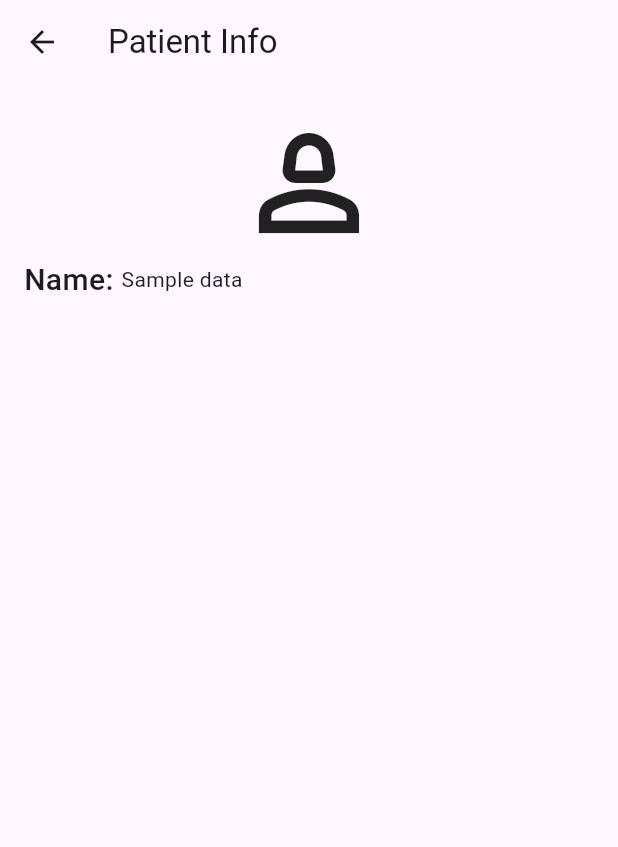
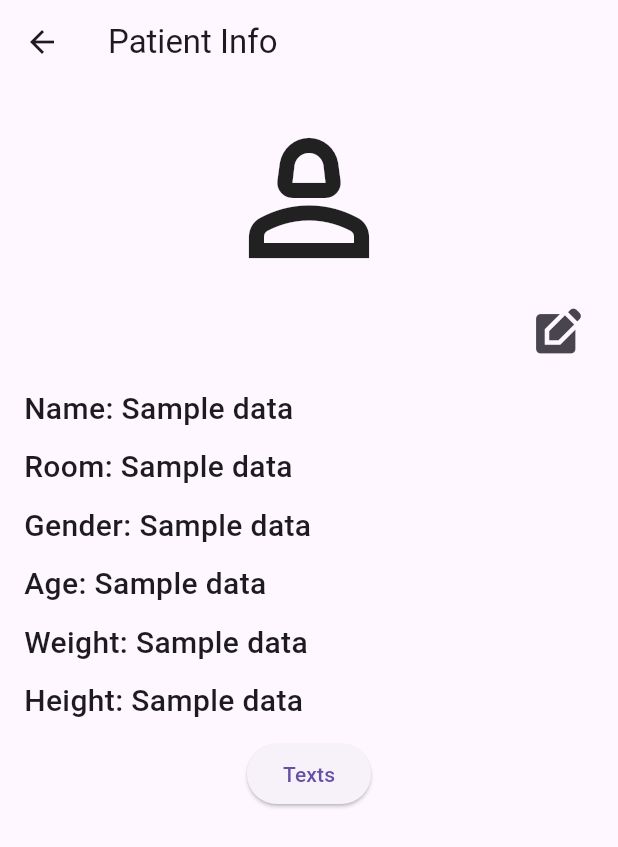
Before and after one commit to helenyuhhh/SenCare-flutter-, a Flutter app: the PatientInfo screen opened directly, on a phone screen of 412 x 824 dp. Shown: the top 847 px of the screen. Run offline on Flutter 3.47's test engine with Material 3 defaults, Android fonts, the phone set to English and light mode, and no system bars; our stand-ins replace flutter_datetime_picker_plus.

Commit message:
Add navigation through edlt screen and patient info screen

```diff
--- a/lib/editpatient.dart
+++ b/lib/editpatient.dart
@@ -1,5 +1,5 @@
 import 'package:flutter/material.dart';
-import '';
+import 'package:sencare/patientInfo.dart';
 
 class EditPatient extends StatefulWidget {
   @override
@@ -101,9 +101,8 @@ class _EditPatient extends State<EditPatient> {
             ),
             ElevatedButton(
                 onPressed: () {
-                  //   Navigator.push(context,
-                  //  MaterialPageRoute(builder: (context) =>
-                  //  AddPatient()))
+                  Navigator.pop(context,
+                      MaterialPageRoute(builder: (context) => PatientInfo()));
                 },
                 child: const Text("Save"))
           ],
--- a/lib/patientInfo.dart
+++ b/lib/patientInfo.dart
@@ -1,16 +1,42 @@
 import 'package:flutter/material.dart';
+import 'package:sencare/editpatient.dart';
+
 // this should be stateless widget since it's just displaying, not changing
-class PatientInfo extends StatelessWidget{
+// a function to receive the patient id
+class PatientInfo extends StatelessWidget {
+  // final String receiveID;
+  // constructor
+  // const PatientInfo(this.receiveID, {super.key});
   @override
   Widget build(BuildContext context) {
     // TODO: implement build
     return Scaffold(
-      appBar: AppBar(title: const Text('Patient Info')),
+      appBar: AppBar(
+        title: const Text('Patient Info'),
+      ),
       body: Padding(
         padding: const EdgeInsets.all(16.0),
         child: Column(
           children: [
-            Icon(Icons.person_2_outlined, size: 100),
+            Icon(Icons.person_2_outlined, size: 120),
+            SizedBox(
+              height: 5,
+            ),
+            Align(
+              alignment: Alignment.centerRight,
+              child: IconButton(
+                  onPressed: () {
+                    Navigator.push(context,
+                        MaterialPageRoute(builder: (context) => EditPatient()));
+                  },
+                  icon: Icon(
+                    Icons.edit_square,
+                    size: 35,
+                  )),
+            ),
+            SizedBox(
+              height: 10,
+            ),
             Row(
               mainAxisAlignment: MainAxisAlignment.start,
               children: [
@@ -19,19 +45,116 @@ class PatientInfo extends StatelessWidget{
                   style: TextStyle(fontSize: 20, fontWeight: FontWeight.w500),
                 ),
                 Expanded(
+                  // read from passed object
                   child: Text(
-                      // read from passed object
-                      'Sample data'),
+                    'Sample data',
+                    style: TextStyle(fontSize: 20, fontWeight: FontWeight.w500),
+                  ),
                 ),
               ],
             ),
             SizedBox(
-                height: 5,
-              )
+              height: 10,
+            ),
+            Row(
+              mainAxisAlignment: MainAxisAlignment.start,
+              children: [
+                Text(
+                  "Room: ",
+                  style: TextStyle(fontSize: 20, fontWeight: FontWeight.w500),
+                ),
+                Expanded(
+                  // read from passed object
+                  child: Text(
+                    'Sample data',
+                    style: TextStyle(fontSize: 20, fontWeight: FontWeight.w500),
+                  ),
+                ),
               ],
-
-        ),),
-
+            ),
+            SizedBox(
+              height: 10,
+            ),
+            Row(
+              mainAxisAlignment: MainAxisAlignment.start,
+              children: [
+                Text(
+                  "Gender: ",
+                  style: TextStyle(fontSize: 20, fontWeight: FontWeight.w500),
+                ),
+                Expanded(
+                  // read from passed object
+                  child: Text(
+                    'Sample data',
+                    style: TextStyle(fontSize: 20, fontWeight: FontWeight.w500),
+                  ),
+                ),
+              ],
+            ),
+            SizedBox(
+              height: 10,
+            ),
+            Row(
+              mainAxisAlignment: MainAxisAlignment.start,
+              children: [
+                Text(
+                  "Age: ",
+                  style: TextStyle(fontSize: 20, fontWeight: FontWeight.w500),
+                ),
+                Expanded(
+                  // read from passed object
+                  child: Text(
+                    'Sample data',
+                    style: TextStyle(fontSize: 20, fontWeight: FontWeight.w500),
+                  ),
+                ),
+              ],
+            ),
+            SizedBox(
+              height: 10,
+            ),
+            Row(
+              mainAxisAlignment: MainAxisAlignment.start,
+              children: [
+                Text(
+                  "Weight: ",
+                  style: TextStyle(fontSize: 20, fontWeight: FontWeight.w500),
+                ),
+                Expanded(
+                  // read from passed object
+                  child: Text(
+                    'Sample data',
+                    style: TextStyle(fontSize: 20, fontWeight: FontWeight.w500),
+                  ),
+                ),
+              ],
+            ),
+            SizedBox(
+              height: 10,
+            ),
+            Row(
+              mainAxisAlignment: MainAxisAlignment.start,
+              children: [
+                Text(
+                  "Height: ",
+                  style: TextStyle(fontSize: 20, fontWeight: FontWeight.w500),
+                ),
+                Expanded(
+                  // read from passed object
+                  child: Text(
+                    'Sample data',
+                    style: TextStyle(fontSize: 20, fontWeight: FontWeight.w500),
+                  ),
+                ),
+              ],
+            ),
+            SizedBox(
+              height: 10,
+            ),
+            ElevatedButton(onPressed: () {}, child: const Text('Texts'))
+          ],
+        ),
+      ),
     );
   }
 }
--- a/lib/patientListScreen.dart
+++ b/lib/patientListScreen.dart
@@ -82,11 +82,12 @@ class _PatientListState extends State<PatientListScreen> {
             // patient list
             // swipeable, to edit and delete(should have a alert dialog)
             Expanded(
-                child: ListView.builder(
+              child: ListView.builder(
               itemCount: 20,
               itemBuilder: (_, int index) {
                 return ListTile(
                   onTap: () {
+                    // later this will pass the id to the next screen
                     Navigator.push(context,
                       MaterialPageRoute(builder: (context) => PatientInfo()));
 
```
Lines whose indentation alone changed are shown as unchanged.
